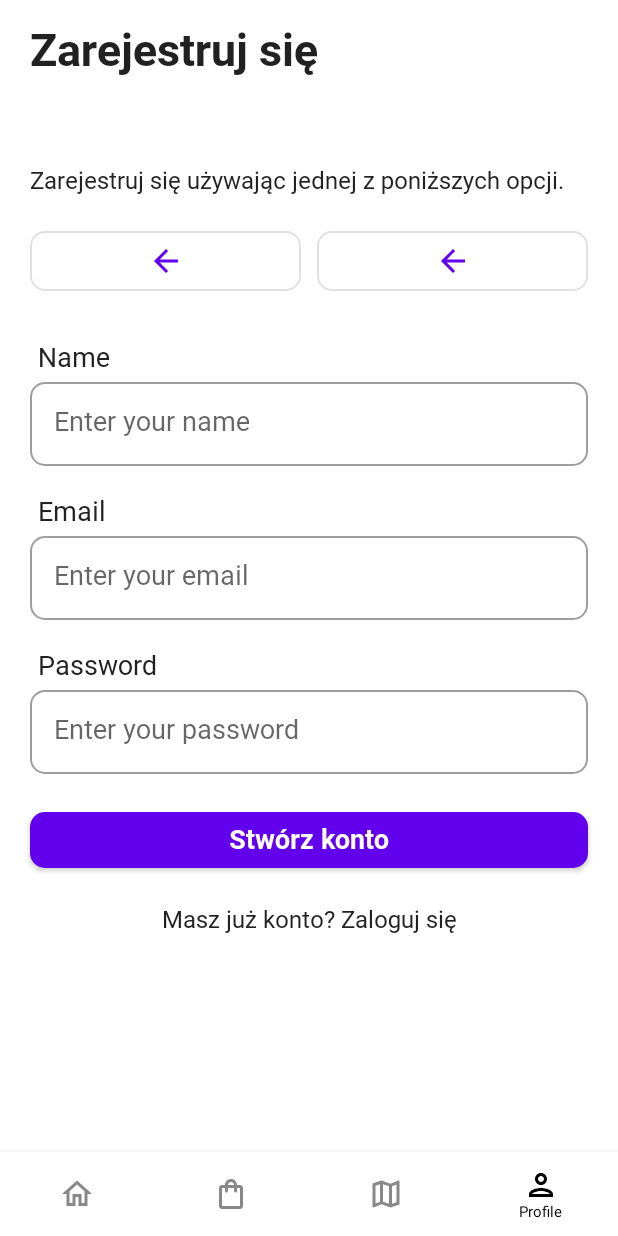
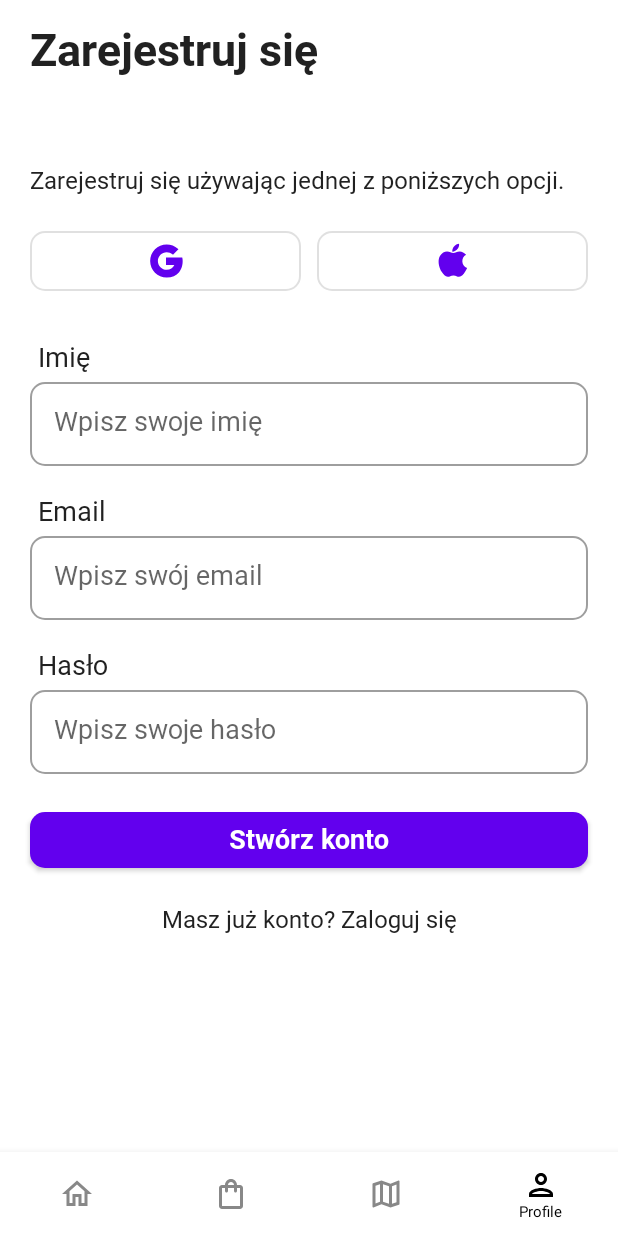
Before and after one commit to Cuyer/Restaurantio, an Android app built with Jetpack Compose: the ProfileScreen screen opened through its navigation route, on a phone screen of 412 x 824 dp. Run offline under Robolectric (Android 15) with nearby library versions, the phone set to English and light mode, and no system bars; our stand-ins replace constraintlayout-compose.

Commit message:
no comment

```diff
--- a/app/src/main/java/com/cuyer/restaurantio/presentation/bottomnav/BottomNav.kt
+++ b/app/src/main/java/com/cuyer/restaurantio/presentation/bottomnav/BottomNav.kt
@@ -19,6 +19,7 @@ import androidx.compose.ui.Alignment
 import androidx.compose.ui.Alignment.Companion.CenterHorizontally
 import androidx.compose.ui.Modifier
 import androidx.compose.ui.graphics.Color
+import androidx.compose.ui.res.painterResource
 import androidx.compose.ui.text.input.TextFieldValue
 import androidx.compose.ui.text.style.TextAlign
 import androidx.compose.ui.unit.dp
@@ -31,6 +32,7 @@ import androidx.navigation.NavHostController
 import androidx.navigation.compose.NavHost
 import androidx.navigation.compose.composable
 import androidx.navigation.compose.currentBackStackEntryAsState
+import com.cuyer.restaurantio.R
 import com.cuyer.restaurantio.presentation.composables.ButtonWithImage
 import com.cuyer.restaurantio.presentation.composables.Credentials
 import com.cuyer.restaurantio.presentation.composables.StandardButton
@@ -215,7 +217,7 @@ fun ProfileScreen() {
                 },
             shape = RoundedCornerShape(10.dp)
         ) {
-            Icon(imageVector = Icons.Outlined.ArrowBack, contentDescription = "Back Button")
+            Icon(painter = painterResource(id = R.drawable.ic_google_icon) , contentDescription = "Google Icon")
         }
 
         OutlinedButton(
@@ -224,14 +226,14 @@ fun ProfileScreen() {
             // Assign reference "button" to the Button composable
             // and constrain it to the top of the ConstraintLayout
             modifier = Modifier
-                .padding(5.dp, 0.dp, 20.dp,0.dp)
+                .padding(5.dp, 0.dp, 20.dp, 0.dp)
                 .constrainAs(appleButton) {
                     top.linkTo(textField.bottom, 20.dp)
                     width = Dimension.fillToConstraints
                 },
            shape = RoundedCornerShape(10.dp)
         ) {
-            Icon(imageVector = Icons.Outlined.ArrowBack, contentDescription = "Back Button")
+            Icon(painter = painterResource(id = R.drawable.ic_apple_logo) , contentDescription = "Apple Icon")
         }
 
         var text by remember { mutableStateOf(TextFieldValue(text = "")) }
@@ -248,13 +250,13 @@ fun ProfileScreen() {
                 }
                 .fillMaxWidth()
                 .padding(25.dp, 0.dp, 20.dp, 5.dp),
-            text = "Name")
+            text = "Imię")
 
         OutlinedTextField(
             value = text,
             onValueChange = { newText -> text = newText},
             placeholder = { Text(
-                text = "Enter your name",
+                text = "Wpisz swoje imię",
                 style = MaterialTheme.typography.h3,) },
             modifier = Modifier
                 .constrainAs(credentialsName)
@@ -288,7 +290,7 @@ fun ProfileScreen() {
             value = text,
             onValueChange = { newText -> text = newText},
             placeholder = { Text(
-                text = "Enter your email",
+                text = "Wpisz swój email",
                 style = MaterialTheme.typography.h3,) },
             modifier = Modifier
                 .constrainAs(credentialsEmail)
@@ -314,14 +316,14 @@ fun ProfileScreen() {
                 }
                 .fillMaxWidth()
                 .padding(25.dp, 0.dp, 20.dp, 5.dp),
-            text = "Password",
+            text = "Hasło",
             style = MaterialTheme.typography.h3,)
 
         OutlinedTextField(
             value = text,
             onValueChange = { newText -> text = newText},
             placeholder = { Text(
-                text = "Enter your password",
+                text = "Wpisz swoje hasło",
                 style = MaterialTheme.typography.h3,) },
             modifier = Modifier
                 .constrainAs(credentialsPassword)
@@ -339,7 +341,8 @@ fun ProfileScreen() {
             onClick = { /* Do something */ },
             // Assign reference "button" to the Button composable
             // and constrain it to the top of the ConstraintLayout
-            modifier = Modifier.constrainAs(createAccountButton) {
+            modifier = Modifier
+                .constrainAs(createAccountButton) {
                     top.linkTo(credentialsPassword.bottom, 20.dp)
                     start.linkTo(parent.start)
                     end.linkTo(parent.end)
--- /dev/null
+++ b/app/src/main/res/drawable/ic_apple_logo.xml
@@ -0,0 +1,9 @@
+<vector xmlns:android="http://schemas.android.com/apk/res/android"
+    android:width="24dp"
+    android:height="24dp"
+    android:viewportWidth="50"
+    android:viewportHeight="50">
+  <path
+      android:pathData="M44.527,34.75C43.449,37.145 42.93,38.215 41.543,40.328C39.602,43.281 36.863,46.969 33.48,46.992C30.469,47.02 29.691,45.027 25.602,45.063C21.516,45.082 20.664,47.031 17.648,47C14.262,46.969 11.672,43.648 9.73,40.699C4.301,32.43 3.727,22.734 7.082,17.578C9.457,13.922 13.211,11.773 16.738,11.773C20.332,11.773 22.59,13.746 25.559,13.746C28.441,13.746 30.195,11.77 34.352,11.77C37.492,11.77 40.813,13.48 43.188,16.434C35.422,20.691 36.684,31.781 44.527,34.75ZM31.195,8.469C32.707,6.527 33.855,3.789 33.438,1C30.973,1.168 28.09,2.742 26.406,4.781C24.879,6.641 23.613,9.398 24.105,12.066C26.797,12.152 29.582,10.547 31.195,8.469Z"
+      android:fillColor="#000000"/>
+</vector>
--- /dev/null
+++ b/app/src/main/res/drawable/ic_google_icon.xml
@@ -0,0 +1,4 @@
+<vector android:height="24dp" android:viewportHeight="50"
+    android:viewportWidth="50" android:width="24dp" xmlns:android="http://schemas.android.com/apk/res/android">
+    <path android:fillColor="#000000" android:pathData="M25.996,48C13.313,48 2.992,37.684 2.992,25C2.992,12.316 13.313,2 25.996,2C31.742,2 37.242,4.129 41.488,7.996L42.262,8.703L34.676,16.289L33.973,15.688C31.746,13.781 28.914,12.73 25.996,12.73C19.23,12.73 13.723,18.234 13.723,25C13.723,31.766 19.23,37.27 25.996,37.27C30.875,37.27 34.73,34.777 36.547,30.531L24.996,30.531L24.996,20.176L47.547,20.207L47.715,21C48.891,26.582 47.949,34.793 43.184,40.668C39.238,45.531 33.457,48 25.996,48Z"/>
+</vector>
```
Lines whose indentation alone changed are shown as unchanged.
